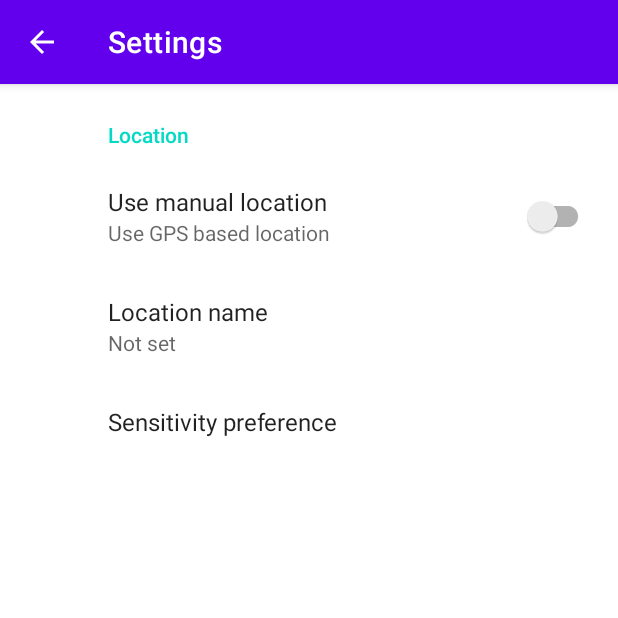
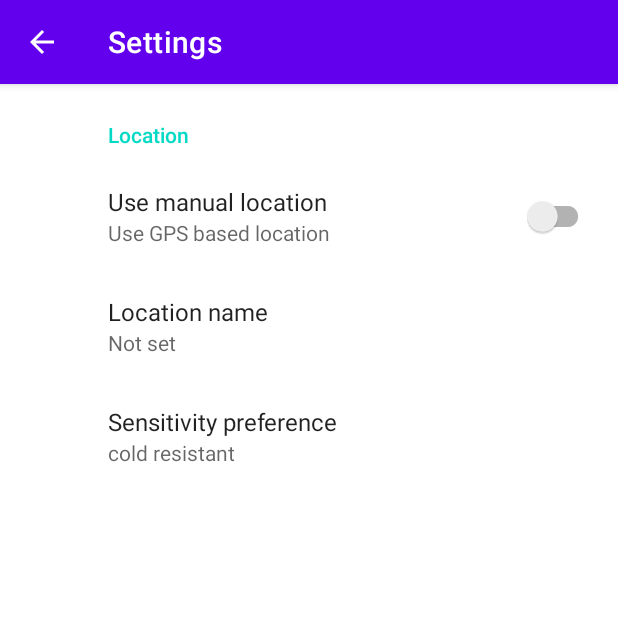
Before and after one commit to jeppevinkel/WeatherApp, an Android app: the SettingsActivity screen opened directly, with no data from a screen before it, on a phone screen of 412 x 824 dp, the top half of it. Run offline under Robolectric (Android 15) with nearby library versions, the phone set to English and light mode, and no system bars; our stand-ins replace androidx.preference.

Commit message:
now show what sensitivity is selected

```diff
--- a/app/src/main/res/xml/root_preferences.xml
+++ b/app/src/main/res/xml/root_preferences.xml
@@ -20,6 +20,8 @@
         android:entries="@array/weather_mode_entries"
         android:entryValues="@array/weather_mode_value"
         android:key="temperature_sensitivity"
-        android:title="Sensitivity preference"/>
+        android:title="Sensitivity preference"
+        android:summary="%s"/>
+
 
 </PreferenceScreen>
```
